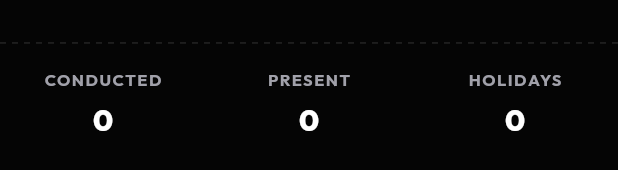
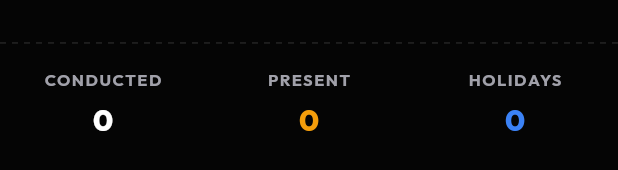
Before and after one commit to suklalgorai-creator/attendance-tracker, a Flutter app: the CalendarViewWidget widget shown alone on an empty page, opened directly, on a phone screen of 412 x 824 dp. Shown: the part 562-732 px from the top of the screen. Run offline on Flutter 3.47's test engine with Material 3 defaults, Android fonts, the phone set to English and light mode, and no system bars; our stand-ins replace cloud_firestore, connectivity_plus, file_picker, firebase_auth, firebase_core, flutter_local_notifications and 8 more; accounts and stored records are empty.

Commit message:
fix(calendar): fill holidays in blue, count Holiday/No class entries, and color footer counts

```diff
--- a/flutter_app/lib/features/calendar/domain/services/calendar_analytics_service.dart
+++ b/flutter_app/lib/features/calendar/domain/services/calendar_analytics_service.dart
@@ -51,11 +51,12 @@ class CalendarAnalyticsService {
     final totalHeld = heldRecords.length + (legacy?.held ?? 0);
     final totalAttended = attendedCount + (legacy?.attended ?? 0);
 
-    // 5. Cancelled classes with no held sessions count as holiday
+    // 5. Cancelled classes or "Holiday / No class" legacy mark (held == 0) count as holiday
     final hasCancelled = dateRecords.any(
       (record) => record.status == AttendanceStatus.cancelled,
     );
-    if (hasCancelled && totalHeld == 0) {
+    final isMarkedNoClass = legacy != null && legacy.held == 0;
+    if ((hasCancelled || isMarkedNoClass) && totalHeld == 0) {
       return CalendarDaySummary(
         date: date,
         type: CalendarDayType.holiday,
--- a/flutter_app/lib/features/calendar/presentation/providers/calendar_providers.dart
+++ b/flutter_app/lib/features/calendar/presentation/providers/calendar_providers.dart
@@ -3,6 +3,7 @@ import 'package:flutter_riverpod/flutter_riverpod.dart';
 import '../../../../core/providers/repository_providers.dart';
 import '../../../attendance/domain/entities/attendance_record_entity.dart';
 import '../../../attendance/domain/entities/legacy_attendance_entity.dart';
+import '../../../sync/presentation/providers/sync_providers.dart';
 import '../../domain/models/calendar_day_summary.dart';
 import '../../domain/services/calendar_analytics_service.dart';
 
@@ -72,8 +73,17 @@ final calendarDaysInMonthProvider =
           if (!l.isDeleted) l.date: l,
       };
 
-      // Convert settings holidays or custom dates if present
+      // Read declared global holidays from settings/global
+      final globalSettings = ref.watch(globalSettingsProvider).valueOrNull;
       final Map<String, bool> holidays = {};
+      final rawHolidays = globalSettings?['holidays'];
+      if (rawHolidays is Map) {
+        for (final entry in rawHolidays.entries) {
+          if (entry.value != false) {
+            holidays[entry.key.toString()] = true;
+          }
+        }
+      }
 
       try {
         final summaries = service.computeDaysInMonth(
--- a/flutter_app/lib/features/calendar/presentation/widgets/calendar_view.dart
+++ b/flutter_app/lib/features/calendar/presentation/widgets/calendar_view.dart
@@ -188,7 +188,7 @@ class CalendarViewWidget extends ConsumerWidget {
               child: _buildStatColumn(
                 'Present',
                 monthSummary.attended,
-                paperColor,
+                AppColors.amber,
                 mutedColor,
               ),
             ),
@@ -196,7 +196,7 @@ class CalendarViewWidget extends ConsumerWidget {
               child: _buildStatColumn(
                 'Holidays',
                 monthSummary.holidays,
-                paperColor,
+                const Color(0xFF3B82F6),
                 mutedColor,
               ),
             ),
```
